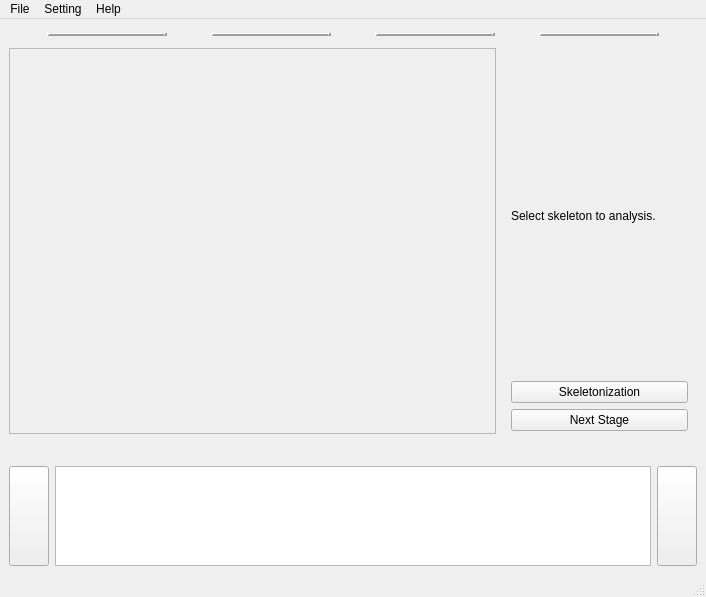
First picture: the form in src/resources/ui/main.ui, repository TUD-IMB/Crackpot, before the edit.
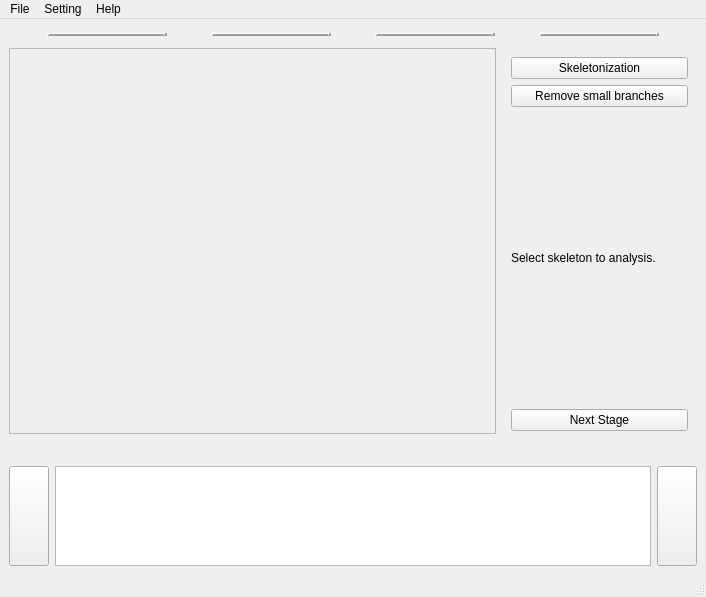
Second picture: the form after the edit. The open tabs and pages were chosen to show the change. Icons and pictures are not drawn.

Commit message: Separate skeleton cleaning step and refactor overlay display logic.

What changed in the file:
```diff
--- a/src/resources/ui/main.ui
+++ b/src/resources/ui/main.ui
@@ -707,13 +707,6 @@
              <layout class="QVBoxLayout" name="verticalLayout_9">
               <item>
                <layout class="QVBoxLayout" name="verticalLayout_8">
-                <item>
-                 <widget class="QLabel" name="label_4">
-                  <property name="text">
-                   <string>Select skeleton to analysis.</string>
-                  </property>
-                 </widget>
-                </item>
                 <item>
                  <widget class="QPushButton" name="skeletonButton">
                   <property name="text">
@@ -721,6 +714,20 @@
                   </property>
                  </widget>
                 </item>
+                <item>
+                 <widget class="QPushButton" name="cleanBranchButton">
+                  <property name="text">
+                   <string>Remove small branches</string>
+                  </property>
+                 </widget>
+                </item>
+                <item>
+                 <widget class="QLabel" name="label_4">
+                  <property name="text">
+                   <string>Select skeleton to analysis.</string>
+                  </property>
+                 </widget>
+                </item>
                 <item>
                  <widget class="QPushButton" name="nextButton3">
                   <property name="text">
```
Left out of the diff: 2 changed lines with no effect on the pictures. The commit also changes 3 other files.
